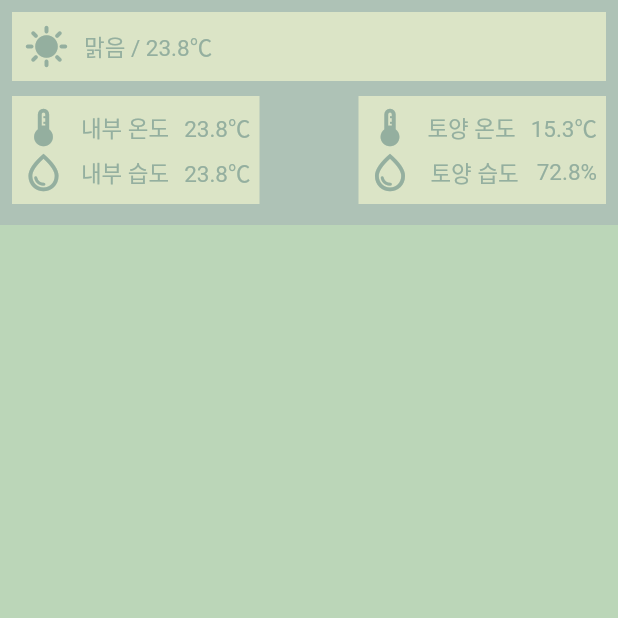
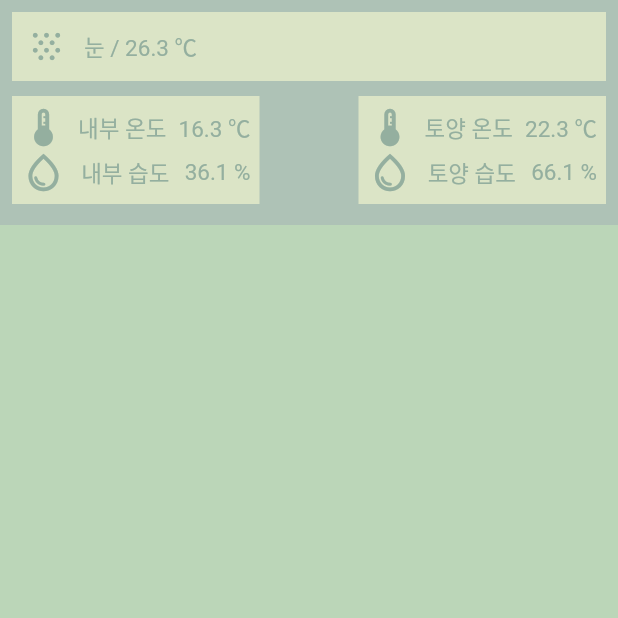
Before and after one commit to 4ix/ai_project_smartfarm, a Flutter app: the SoilScreen screen opened directly, on a phone screen of 412 x 824 dp, the top half of it. Run offline on Flutter 3.47's test engine with Material 2 defaults, Android fonts, the phone set to English and light mode, and no system bars; our stand-ins replace fl_chart.

Commit message:
토양제어 대시보드

```diff
--- a/lib/screens/soil_dashboard_screen.dart
+++ b/lib/screens/soil_dashboard_screen.dart
@@ -1,11 +1,72 @@
 import 'package:flutter/material.dart';
 import 'package:smartfarm/models/colors_model.dart';
 
-class SoilDashboard extends StatelessWidget {
+import '../models/external_model.dart';
+import '../models/internal_model.dart';
+import '../services/api_service.dart';
+
+class SoilDashboard extends StatefulWidget {
   const SoilDashboard({super.key});
 
   @override
+  State<SoilDashboard> createState() => _SoilDashboardState();
+}
+
+class _SoilDashboardState extends State<SoilDashboard> {
+  Future<List<dynamic>> _getData() async {
+    final Future<List<InternalModel>> internals = ApiService.getInternals();
+    final Future<List<ExternalModel>> externals = ApiService.getExternals();
+
+    return Future.wait([internals, externals]);
+  }
+
+  @override
   Widget build(BuildContext context) {
+    return FutureBuilder(
+      future: _getData(),
+      builder: (context, snapshot) {
+        if (snapshot.hasData) {
+          return SoilDashboardWidget(
+            dataSnapshot: snapshot,
+          );
+        }
+        return const Center(
+          child: CircularProgressIndicator(),
+        );
+      },
+    );
+  }
+}
+
+class SoilDashboardWidget extends StatelessWidget {
+  const SoilDashboardWidget({
+    super.key,
+    required this.dataSnapshot,
+  });
+
+  final AsyncSnapshot<List<dynamic>> dataSnapshot;
+
+  @override
+  Widget build(BuildContext context) {
+    final List<InternalModel> internals = dataSnapshot.data![0];
+    final List<ExternalModel> externals = dataSnapshot.data![1];
+
+    IconData iconData;
+    switch (externals[0].weather) {
+      case '맑음':
+        iconData = Icons.sunny;
+        break;
+      case '흐림':
+        iconData = Icons.cloud;
+        break;
+      case '비':
+        iconData = Icons.water;
+      case '눈':
+        iconData = Icons.snowing;
+      default:
+        iconData = Icons.error;
+    }
+
     return Container(
       height: 150,
       decoration: const BoxDecoration(
@@ -18,22 +79,22 @@ class SoilDashboard extends StatelessWidget {
             Container(
               height: 46,
               decoration: const BoxDecoration(color: ColorsModel.fourth),
-              child: const Column(
+              child: Column(
                 children: [
                   Padding(
-                    padding: EdgeInsets.all(8),
+                    padding: const EdgeInsets.all(8),
                     child: Row(
                       children: [
                         Icon(
-                          Icons.sunny,
+                          iconData,
                           size: 30,
                           color: ColorsModel.third,
                         ),
                         Padding(
-                          padding: EdgeInsets.symmetric(horizontal: 10),
+                          padding: const EdgeInsets.symmetric(horizontal: 10),
                           child: Text(
-                            '맑음 / 23.8℃',
-                            style: TextStyle(
+                            '${externals[0].weather} / ${externals[0].temperature} ℃',
+                            style: const TextStyle(
                               fontSize: 15,
                               color: ColorsModel.third,
                             ),
@@ -56,19 +117,19 @@ class SoilDashboard extends StatelessWidget {
                   decoration: const BoxDecoration(
                     color: ColorsModel.fourth,
                   ),
-                  child: const Padding(
-                    padding: EdgeInsets.all(6),
+                  child: Padding(
+                    padding: const EdgeInsets.all(6),
                     child: Column(
                       children: [
                         Row(
                           mainAxisAlignment: MainAxisAlignment.spaceBetween,
                           children: [
-                            Icon(
+                            const Icon(
                               Icons.device_thermostat_outlined,
                               size: 30,
                               color: ColorsModel.third,
                             ),
-                            Text(
+                            const Text(
                               '내부 온도',
                               style: TextStyle(
                                 fontSize: 15,
@@ -76,8 +137,8 @@ class SoilDashboard extends StatelessWidget {
                               ),
                             ),
                             Text(
-                              '23.8℃',
-                              style: TextStyle(
+                              '${internals[0].temperature} ℃',
+                              style: const TextStyle(
                                 fontSize: 15,
                                 color: ColorsModel.third,
                               ),
@@ -87,12 +148,12 @@ class SoilDashboard extends StatelessWidget {
                         Row(
                           mainAxisAlignment: MainAxisAlignment.spaceBetween,
                           children: [
-                            Icon(
+                            const Icon(
                               Icons.water_drop_outlined,
                               size: 30,
                               color: ColorsModel.third,
                             ),
-                            Text(
+                            const Text(
                               '내부 습도',
                               style: TextStyle(
                                 fontSize: 15,
@@ -100,8 +161,8 @@ class SoilDashboard extends StatelessWidget {
                               ),
                             ),
                             Text(
-                              '23.8℃',
-                              style: TextStyle(
+                              '${internals[0].humidity} %',
+                              style: const TextStyle(
                                 fontSize: 15,
                                 color: ColorsModel.third,
                               ),
@@ -117,19 +178,19 @@ class SoilDashboard extends StatelessWidget {
                   decoration: const BoxDecoration(
                     color: ColorsModel.fourth,
                   ),
-                  child: const Padding(
-                    padding: EdgeInsets.all(6),
+                  child: Padding(
+                    padding: const EdgeInsets.all(6),
                     child: Column(
                       children: [
                         Row(
                           mainAxisAlignment: MainAxisAlignment.spaceBetween,
                           children: [
-                            Icon(
+                            const Icon(
                               Icons.device_thermostat_outlined,
                               size: 30,
                               color: ColorsModel.third,
                             ),
-                            Text(
+                            const Text(
                               '토양 온도',
                               style: TextStyle(
                                 fontSize: 15,
@@ -137,8 +198,8 @@ class SoilDashboard extends StatelessWidget {
                               ),
                             ),
                             Text(
-                              '15.3℃',
-                              style: TextStyle(
+                              '${internals[0].soil_temperature} ℃',
+                              style: const TextStyle(
                                 fontSize: 15,
                                 color: ColorsModel.third,
                               ),
@@ -148,12 +209,12 @@ class SoilDashboard extends StatelessWidget {
                         Row(
                           mainAxisAlignment: MainAxisAlignment.spaceBetween,
                           children: [
-                            Icon(
+                            const Icon(
                               Icons.water_drop_outlined,
                               size: 30,
                               color: ColorsModel.third,
                             ),
-                            Text(
+                            const Text(
                               '토양 습도',
                               style: TextStyle(
                                 fontSize: 15,
@@ -161,8 +222,8 @@ class SoilDashboard extends StatelessWidget {
                               ),
                             ),
                             Text(
-                              '72.8%',
-                              style: TextStyle(
+                              '${internals[0].soil_humidity} %',
+                              style: const TextStyle(
                                 fontSize: 15,
                                 color: ColorsModel.third,
                               ),
```
Also changed, not shown: 1 other file.
